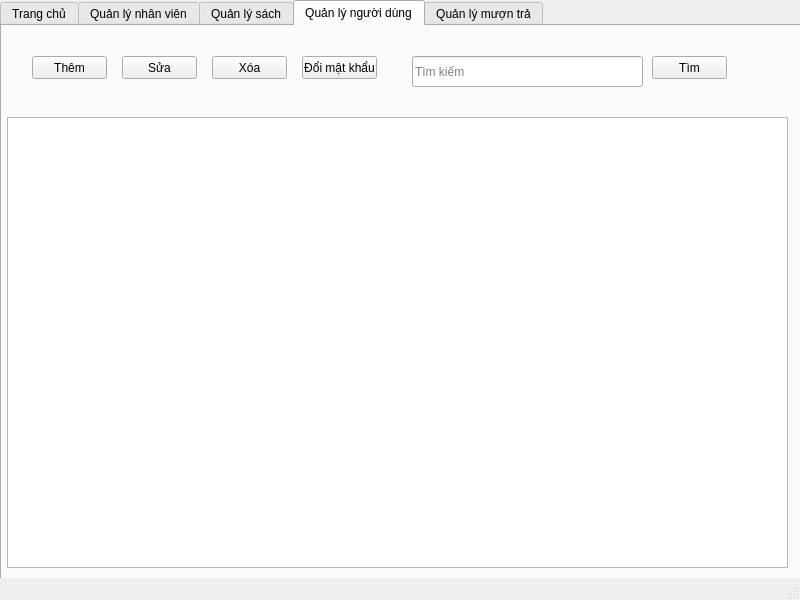
The window that admin.ui (duydvu/Library) describes before a commit, drawn with Qt 5.
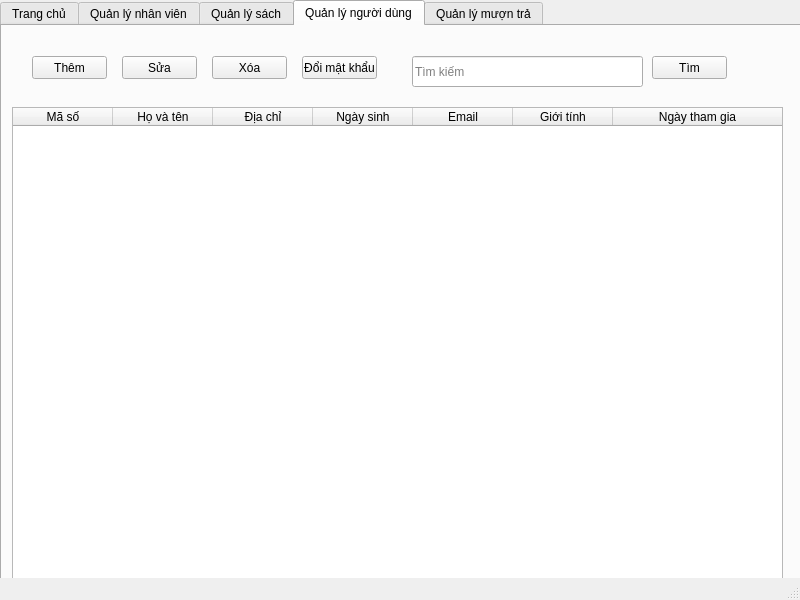
The same window after the commit. The open tabs and pages were chosen to show the change.

Commit message:
Add users search, change tableView to tableWidget
admin can now search for users.

Diff of the .ui file:
```diff
--- a/admin.ui
+++ b/admin.ui
@@ -352,15 +352,68 @@
        </property>
       </widget>
      </widget>
-     <widget class="QTableView" name="tableView">
+     <widget class="QTableWidget" name="usersTable">
       <property name="geometry">
        <rect>
-        <x>5</x>
-        <y>91</y>
-        <width>781</width>
-        <height>451</height>
+        <x>10</x>
+        <y>81</y>
+        <width>771</width>
+        <height>481</height>
        </rect>
       </property>
+      <property name="editTriggers">
+       <set>QAbstractItemView::NoEditTriggers</set>
+      </property>
+      <property name="sortingEnabled">
+       <bool>true</bool>
+      </property>
+      <attribute name="horizontalHeaderStretchLastSection">
+       <bool>true</bool>
+      </attribute>
+      <attribute name="verticalHeaderVisible">
+       <bool>false</bool>
+      </attribute>
+      <attribute name="verticalHeaderCascadingSectionResizes">
+       <bool>false</bool>
+      </attribute>
+      <attribute name="verticalHeaderStretchLastSection">
+       <bool>false</bool>
+      </attribute>
+      <column>
+       <property name="text">
+        <string>Mã số</string>
+       </property>
+      </column>
+      <column>
+       <property name="text">
+        <string>Họ và tên</string>
+       </property>
+      </column>
+      <column>
+       <property name="text">
+        <string>Địa chỉ</string>
+       </property>
+      </column>
+      <column>
+       <property name="text">
+        <string>Ngày sinh</string>
+       </property>
+      </column>
+      <column>
+       <property name="text">
+        <string>Email</string>
+       </property>
+      </column>
+      <column>
+       <property name="text">
+        <string>Giới tính</string>
+       </property>
+      </column>
+      <column>
+       <property name="text">
+        <string>Ngày tham gia</string>
+       </property>
+      </column>
      </widget>
     </widget>
     <widget class="QWidget" name="lent">
```
Left out of the diff: 23 changed lines with no effect on the pictures. The commit also changes 23 other files.
